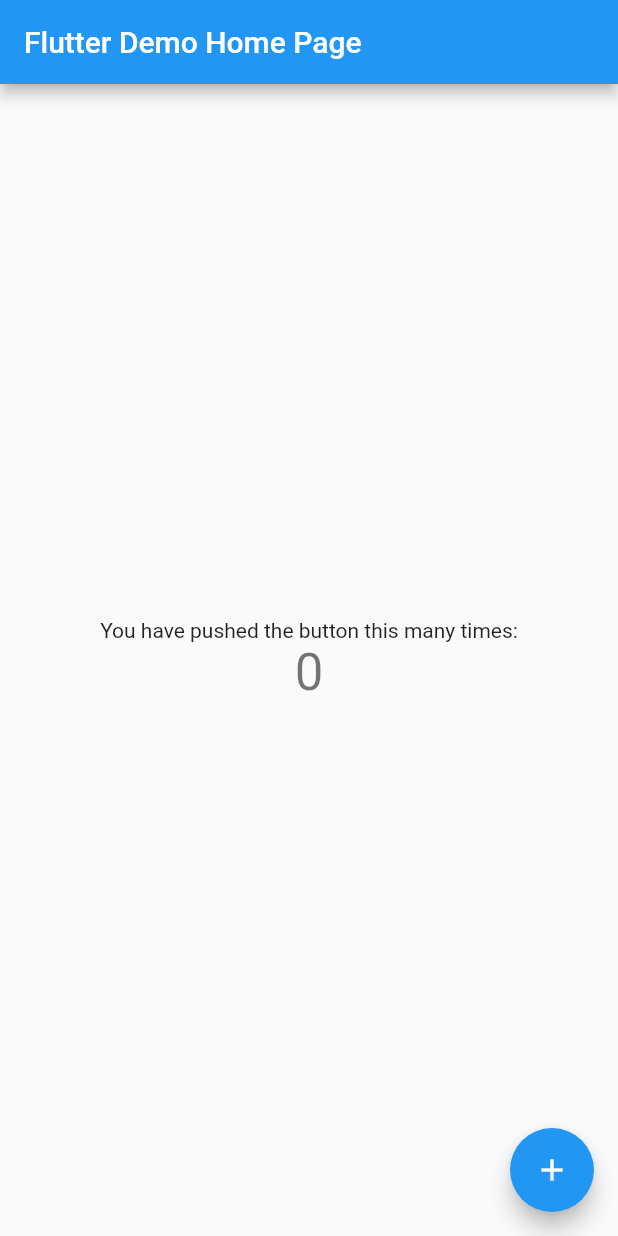
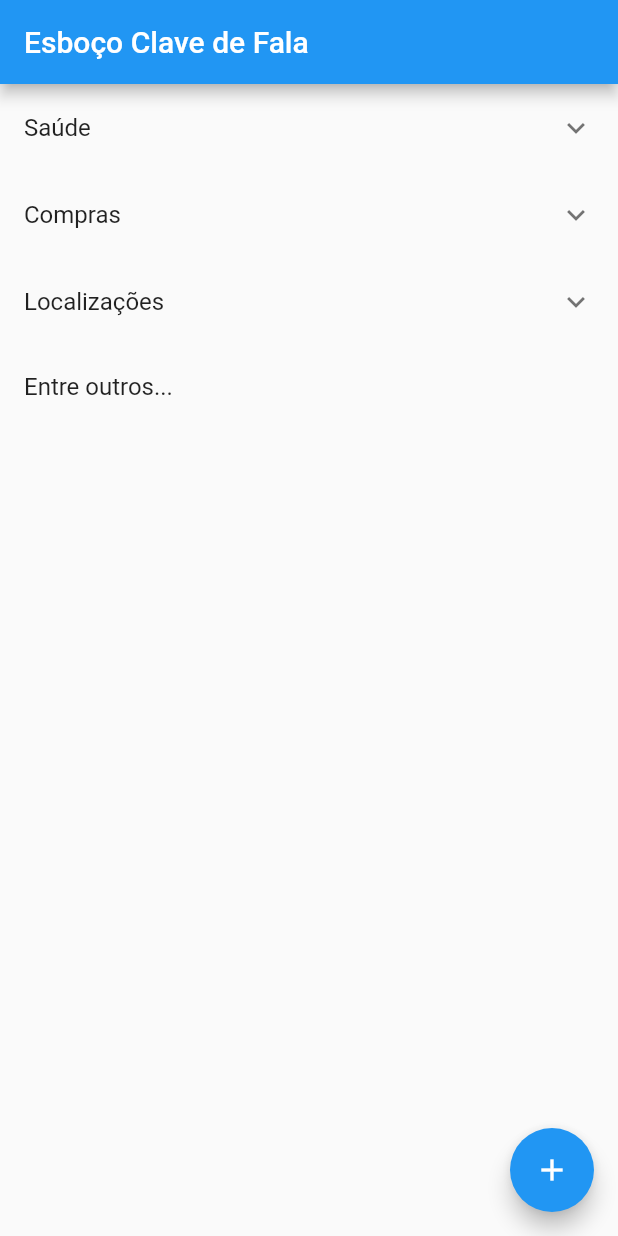
Before and after one commit to clavedefala/clavedefala_app, a Flutter app: the screen it shows after launch, on a phone screen of 412 x 824 dp. Run offline on Flutter 3.47's test engine with Material 2 defaults, Android fonts, the phone set to English and light mode, and no system bars.

Commit message:
Primeiro Protótipo da App

```diff
--- a/lib/main.dart
+++ b/lib/main.dart
@@ -7,7 +7,7 @@ class MyApp extends StatelessWidget {
   @override
   Widget build(BuildContext context) {
     return new MaterialApp(
-      title: 'Flutter Demo',
+      title: 'Clave de Fala',
       theme: new ThemeData(
         // This is the theme of your application.
         //
@@ -19,7 +19,7 @@ class MyApp extends StatelessWidget {
         // counter didn't reset back to zero; the application is not restarted.
         primarySwatch: Colors.blue,
       ),
-      home: new MyHomePage(title: 'Flutter Demo Home Page'),
+      home: new MyHomePage(title: 'Esboço Clave de Fala'),
     );
   }
 }
@@ -27,83 +27,102 @@ class MyApp extends StatelessWidget {
 class MyHomePage extends StatefulWidget {
   MyHomePage({Key key, this.title}) : super(key: key);
 
-  // This widget is the home page of your application. It is stateful, meaning
-  // that it has a State object (defined below) that contains fields that affect
-  // how it looks.
-
-  // This class is the configuration for the state. It holds the values (in this
-  // case the title) provided by the parent (in this case the App widget) and
-  // used by the build method of the State. Fields in a Widget subclass are
-  // always marked "final".
-
   final String title;
 
   @override
   _MyHomePageState createState() => new _MyHomePageState();
 }
 
-class _MyHomePageState extends State<MyHomePage> {
-  int _counter = 0;
+// One entry in the multilevel list displayed by this app.
+class Entry {
+  Entry(this.title, [this.children = const <Entry>[]]);
 
-  void _incrementCounter() {
-    setState(() {
-      // This call to setState tells the Flutter framework that something has
-      // changed in this State, which causes it to rerun the build method below
-      // so that the display can reflect the updated values. If we changed
-      // _counter without calling setState(), then the build method would not be
-      // called again, and so nothing would appear to happen.
-      _counter++;
-    });
+  final String title;
+  final List<Entry> children;
+}
+
+// Displays one Entry. If the entry has children then it's displayed
+// with an ExpansionTile.
+class EntryItem extends StatelessWidget {
+  const EntryItem(this.entry);
+
+  final Entry entry;
+
+  Widget _buildTiles(Entry root) {
+    if (root.children.isEmpty) return ListTile(title: Text(root.title));
+    return ExpansionTile(
+      key: PageStorageKey<Entry>(root),
+      title: Text(root.title),
+      children: root.children.map(_buildTiles).toList(),
+    );
   }
 
   @override
   Widget build(BuildContext context) {
-    // This method is rerun every time setState is called, for instance as done
-    // by the _incrementCounter method above.
-    //
-    // The Flutter framework has been optimized to make rerunning build methods
-    // fast, so that you can just rebuild anything that needs updating rather
-    // than having to individually change instances of widgets.
+    return _buildTiles(entry);
+  }
+}
+
+class _MyHomePageState extends State<MyHomePage> {
+  final List<Entry> data = <Entry>[
+    Entry(
+      'Saúde',
+      <Entry>[
+        Entry(
+          'Farmácia',
+          <Entry>[
+            Entry('Quero levantar esta receita, por favor.'),
+            Entry('Tem aspirina?'),
+            Entry('Tem algum medicamento para a tosse?'),
+          ],
+        ),
+        Entry('Hospital'),
+        Entry('Médico'),
+      ],
+    ),
+    Entry(
+      'Compras',
+      <Entry>[
+        Entry('Quero fatura com NIF, por favor.'),
+        Entry('O meu NIF é 121291991.'),
+      ],
+    ),
+    Entry(
+      'Localizações',
+      <Entry>[
+        Entry('Onde estou?'),
+        Entry(
+          'Onde é...',
+          <Entry>[
+            Entry('Onde é a Associação Portuguesa de Limitados de Voz?'),
+            Entry('Onde é a Biblioteca mais próxima?'),
+            Entry('Onde é o Multibanco mais próximo?'),
+            Entry('Onde é a Farmácia mais próxima?'),
+          ],
+        ),
+      ],
+    ),
+    Entry(
+      'Entre outros...',
+    )
+  ];
+
+  @override
+  Widget build(BuildContext context) {
     return new Scaffold(
       appBar: new AppBar(
-        // Here we take the value from the MyHomePage object that was created by
-        // the App.build method, and use it to set our appbar title.
         title: new Text(widget.title),
       ),
-      body: new Center(
-        // Center is a layout widget. It takes a single child and positions it
-        // in the middle of the parent.
-        child: new Column(
-          // Column is also layout widget. It takes a list of children and
-          // arranges them vertically. By default, it sizes itself to fit its
-          // children horizontally, and tries to be as tall as its parent.
-          //
-          // Invoke "debug paint" (press "p" in the console where you ran
-          // "flutter run", or select "Toggle Debug Paint" from the Flutter tool
-          // window in IntelliJ) to see the wireframe for each widget.
-          //
-          // Column has various properties to control how it sizes itself and
-          // how it positions its children. Here we use mainAxisAlignment to
-          // center the children vertically; the main axis here is the vertical
-          // axis because Columns are vertical (the cross axis would be
-          // horizontal).
-          mainAxisAlignment: MainAxisAlignment.center,
-          children: <Widget>[
-            new Text(
-              'You have pushed the button this many times:',
-            ),
-            new Text(
-              '$_counter',
-              style: Theme.of(context).textTheme.display1,
-            ),
-          ],
-        ),
+      body: ListView.builder(
+        itemBuilder: (BuildContext context, int index) =>
+            EntryItem(data[index]),
+        itemCount: data.length,
       ),
       floatingActionButton: new FloatingActionButton(
-        onPressed: _incrementCounter,
+        onPressed: null,
         tooltip: 'Increment',
         child: new Icon(Icons.add),
-      ), // This trailing comma makes auto-formatting nicer for build methods.
+      ),
     );
   }
 }
```
